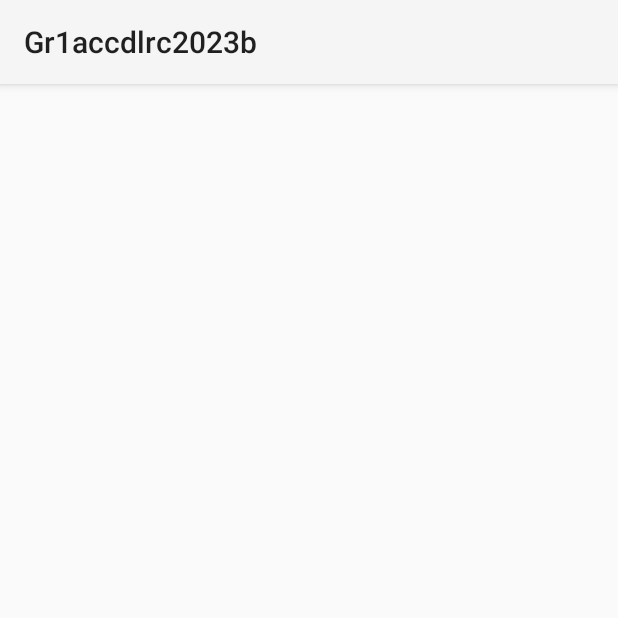
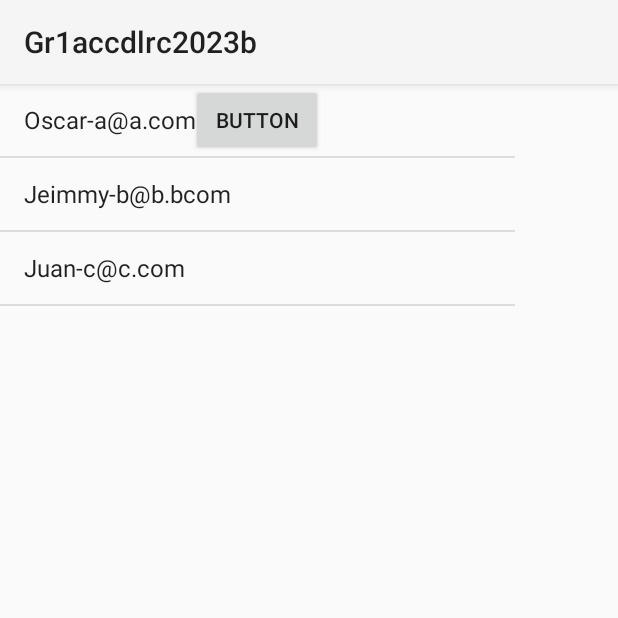
Before and after one commit to EPN-2023B-Moviles-GR1CCA/2023B-mov-gr1cca-castillo-sanchez-oscar-david, an Android app built with Jetpack Compose: the BListView screen opened directly, with no data from a screen before it, on a phone screen of 412 x 824 dp, the top half of it. Run offline under Robolectric (Android 15) with nearby library versions, the phone set to English and light mode, and no system bars.

Commit message:
clase 7 fixed

```diff
--- a/02-android/app/src/main/java/com/example/gr1accdlrc2023b/BListView.kt
+++ b/02-android/app/src/main/java/com/example/gr1accdlrc2023b/BListView.kt
@@ -1,9 +1,8 @@
 package com.example.gr1accdlrc2023b
 
-import android.R
+
 import android.annotation.SuppressLint
 import android.app.AlertDialog
-import android.app.Dialog
 import android.content.DialogInterface
 import androidx.appcompat.app.AppCompatActivity
 import android.os.Bundle
@@ -14,26 +13,25 @@ import android.widget.AdapterView
 import android.widget.ArrayAdapter
 import android.widget.Button
 import android.widget.ListView
-import androidx.compose.material3.Snackbar
-import com.example.gr1accdlrc2023b.R.*
-import com.example.gr1accdlrc2023b.R.id.*
+import com.google.android.material.snackbar.Snackbar
+
 
 class BListView : AppCompatActivity() {
     val arreglo = BBaseDatosMemoria.arreglosBEntrenador
     @SuppressLint("MissingInflatedId")
     override fun onCreate(savedInstanceState: Bundle?) {
         super.onCreate(savedInstanceState)
-        setContentView(layout.activity_blist_view)
-        val listView = findViewById<ListView>(lv_list_view)
+        setContentView(R.layout.activity_blist_view)
+        val listView = findViewById<ListView>(R.id.lv_list_view)
         val adaptador = ArrayAdapter(
             this,
-            R.layout.simple_list_item_1,
+            android.R.layout.simple_list_item_1,
             arreglo
         )
         listView.adapter = adaptador
         adaptador.notifyDataSetChanged()
         val  botonAnadirListView = findViewById<Button>(
-            btn_anadir_list_view
+            R.id.btn_anadir_list_view
         )
         botonAnadirListView
             .setOnClickListener {
@@ -63,7 +61,7 @@ class BListView : AppCompatActivity() {
 
     fun mostrarSnackBar(texto: String){
         com.google.android.material.snackbar.Snackbar.make(
-            findViewById(lv_list_view),
+            findViewById(R.id.lv_list_view),
             texto,
             com.google.android.material.snackbar.Snackbar.LENGTH_LONG
         )
@@ -72,12 +70,12 @@ class BListView : AppCompatActivity() {
 
     override fun onContextItemSelected(item: MenuItem): Boolean {
         return when (item.itemId){
-            mi_editar -> {
+            R.id.mi_editar -> {
                 mostrarSnackBar("${posicionItemSeleccionado}")
                 return true
             }
 
-            mi_eliminar -> {
+            R.id.mi_eliminar -> {
                 mostrarSnackBar("${posicionItemSeleccionado}")
                 abrirDialogo()
                 return true
--- a/02-android/app/src/main/res/values-en-land/strings.xml
+++ b/02-android/app/src/main/res/values-en-land/strings.xml
@@ -4,5 +4,9 @@
     <color name="color_letra" > #f4f4f4</color>
     <color name="color_fondo_letra">#000000</color>
     <color name="color_back">#5e2129</color>
-
+    <string-array name="string_array_opciones_dialogo">
+        <item>Lunes</item>
+        <item>Martes</item>
+        <item>Miercoles</item>
+    </string-array>
 </resources>
--- a/02-android/app/src/main/res/values-en-port/strings.xml
+++ b/02-android/app/src/main/res/values-en-port/strings.xml
@@ -4,6 +4,10 @@
     <color name="color_letra" > #b4b4b4</color>
     <color name="color_fondo_letra">#dce484</color>
     <color name="color_back">#79553d</color>
-
+    <string-array name="string_array_opciones_dialogo">
+        <item>Lunes</item>
+        <item>Martes</item>
+        <item>Miercoles</item>
+    </string-array>
 
 </resources>
--- a/02-android/app/src/main/res/values-es-land/strings.xml
+++ b/02-android/app/src/main/res/values-es-land/strings.xml
@@ -4,5 +4,9 @@
     <color name="color_letra" > #fafbfd</color>
     <color name="color_fondo_letra">#aea04b</color>
     <color name="color_back">#536878</color>
-
+    <string-array name="string_array_opciones_dialogo">
+        <item>Lunes</item>
+        <item>Martes</item>
+        <item>Miercoles</item>
+    </string-array>
 </resources>
--- a/02-android/app/src/main/res/values-es-port/strings.xml
+++ b/02-android/app/src/main/res/values-es-port/strings.xml
@@ -5,5 +5,9 @@
     <color name="color_fondo_letra">#000000</color>
     <color name="color_back">#e6f078</color>
 
-
+    <string-array name="string_array_opciones_dialogo">
+        <item>Lunes</item>
+        <item>Martes</item>
+        <item>Miercoles</item>
+    </string-array>
 </resources>
```
